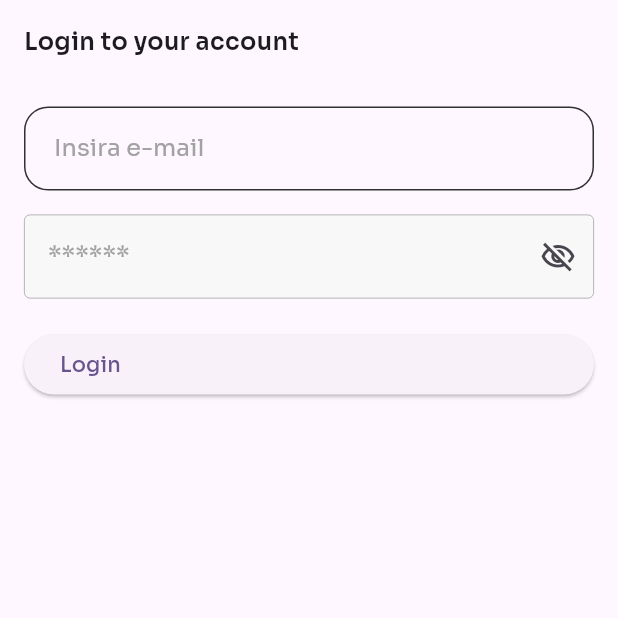
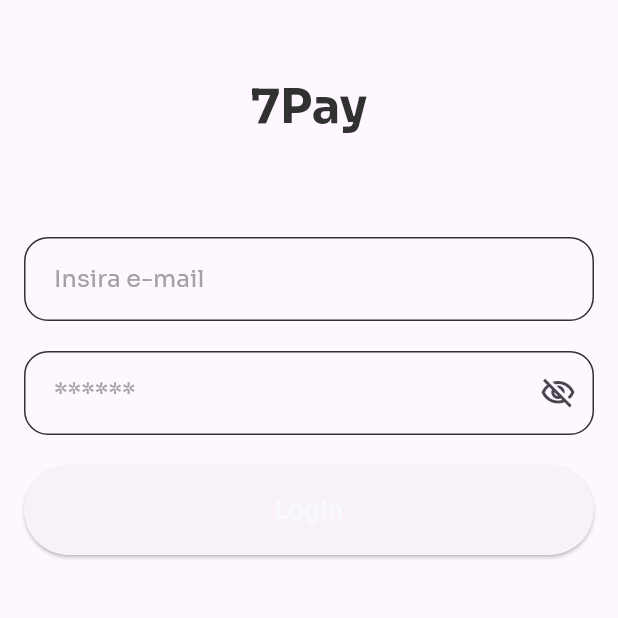
Before and after one commit to LucasHBG/7pay-selecao-app, a Flutter app: the screen it shows after launch, on a phone screen of 412 x 824 dp, the top half of it. Run offline on Flutter 3.47's test engine with Material 3 defaults, Android fonts, the phone set to English and light mode, and no system bars; our stand-ins replace freezed_annotation, go_router, shared_preferences; accounts and stored records are empty.

Commit message:
feat: changing login screen layout

```diff
--- a/src/lib/src/presentation/login_screen.dart
+++ b/src/lib/src/presentation/login_screen.dart
@@ -35,22 +35,29 @@ class _LoginScreenState extends State<LoginScreen> {
   @override
   Widget build(BuildContext context) {
     return Scaffold(
-      body: ListView(
+      body: SafeArea(
+        child: ListView(
           padding: const EdgeInsets.all(16),
           children: [
-          const Text(
-            'Login to your account',
-            style: TextStyle(
-              fontSize: 16,
-              fontWeight: FontWeight.w600,
+            const Padding(
+              padding: EdgeInsets.symmetric(vertical: 32.0),
+              child: Center(
+                child: Text(
+                  '7Pay',
+                  style: AppTheme.headerBlackTitle,
+                ),
               ),
             ),
             const SizedBox(height: 32),
             _emailInput(),
-          const SizedBox(height: 16),
+            const SizedBox(height: 20),
             _passwordInput(),
             const SizedBox(height: 20),
             ElevatedButton(
+              style: ButtonStyle(
+                fixedSize: WidgetStateProperty.all(const Size(60, 60)),
+                textStyle: WidgetStateProperty.all(AppTheme.buttonLabel),
+              ),
               onPressed: () {
                 setState(() {
                   _isLoading = true;
@@ -69,13 +76,25 @@ class _LoginScreenState extends State<LoginScreen> {
                 });
               },
               child: Row(
+                crossAxisAlignment: CrossAxisAlignment.center,
+                mainAxisAlignment: MainAxisAlignment.center,
                 children: [
-                const Text('Login'),
-                if (_isLoading) const LoadingSpinnerWidget()
+                  const Text(
+                    'Login',
+                    style: AppTheme.buttonLabel,
+                  ),
+                  if (_isLoading) const SizedBox(width: 15),
+                  if (_isLoading)
+                    const SizedBox(
+                      height: 15,
+                      width: 15,
+                      child: LoadingSpinnerWidget(),
+                    )
                 ],
               ),
             )
           ],
+        ),
       ),
     );
   }
@@ -116,20 +135,8 @@ class _LoginScreenState extends State<LoginScreen> {
           ? 'O campo não pode estar vazio'
           : null,
       obscureText: _showPassword ? false : true,
-      decoration: InputDecoration(
-        fillColor: const Color.fromARGB(255, 248, 248, 248),
-        filled: true,
-        disabledBorder: const OutlineInputBorder(
-          borderSide: BorderSide(color: Colors.grey, width: 0.5),
-        ),
-        enabledBorder: const OutlineInputBorder(
-          borderSide: BorderSide(color: Colors.grey, width: 0.5),
-        ),
-        focusedBorder: const OutlineInputBorder(
-          borderSide: BorderSide(color: Colors.black, width: 1),
-        ),
+      decoration: inputForm(
         hintText: "******",
-        hintStyle: AppTheme.inputLabel,
         suffixIcon: IconButton(
           icon: Icon(
             _showPassword
```
Lines whose indentation alone changed are shown as unchanged.
